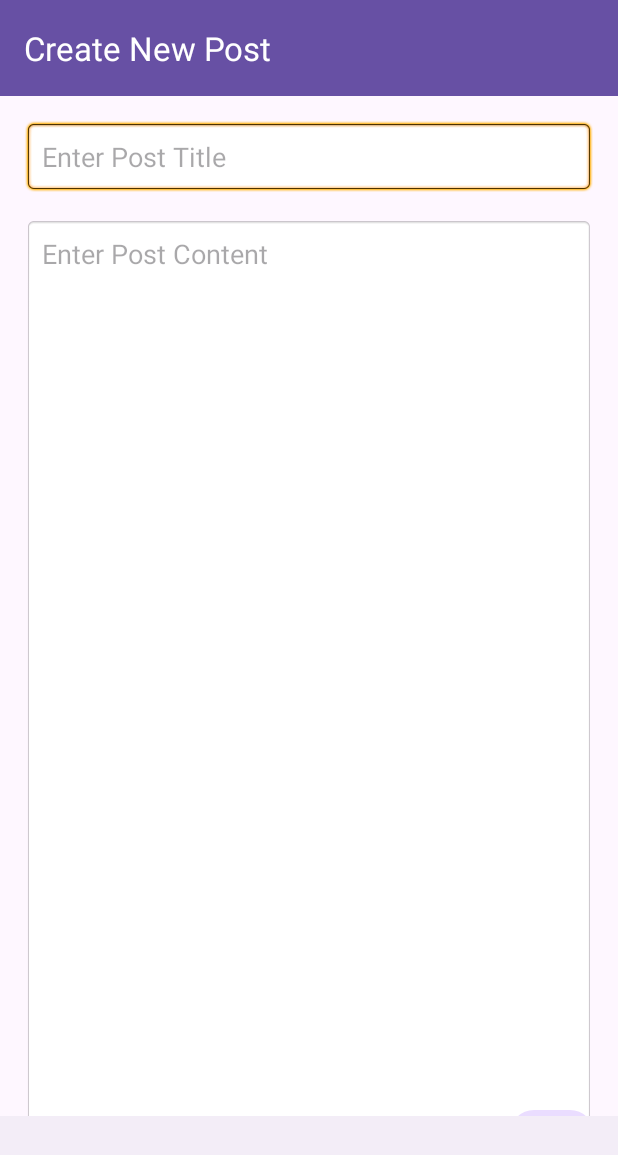
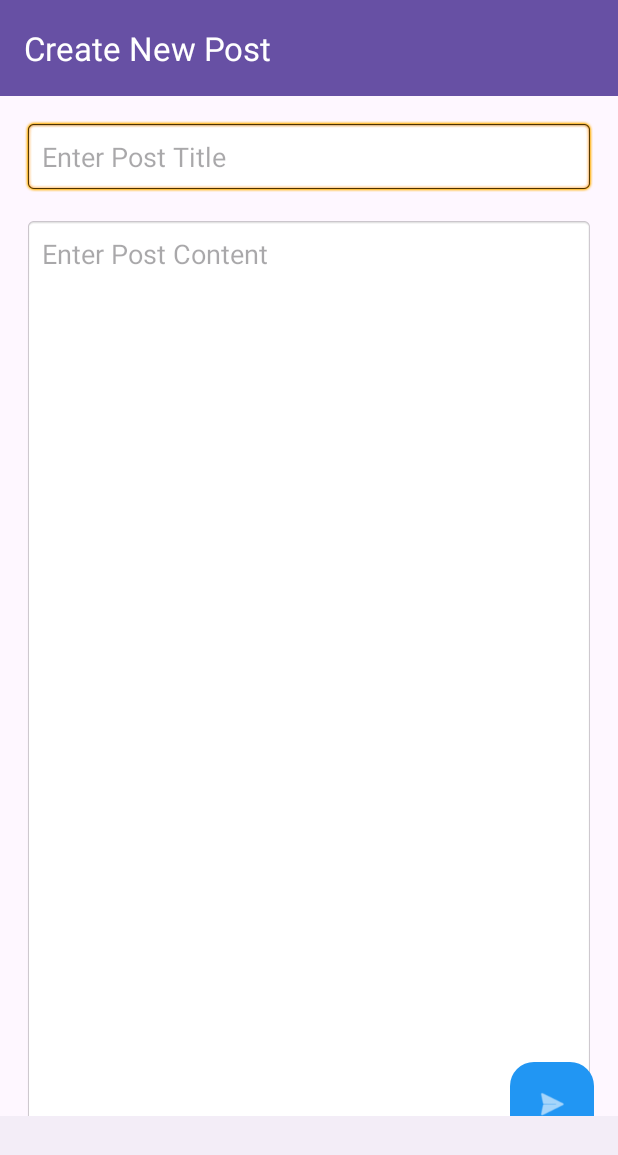
Before and after one commit to TrevorChLiu/LearnLeague, an Android app: the layout activity_new_post.xml on its own in the app's theme, with its tools: preview values and no code run, on a phone screen of 412 x 824 dp. Shown: the top 1155 px of the screen. Run offline under Robolectric (Android 15) with nearby library versions, the phone set to English and light mode, and no system bars.

Commit message:
commit again

```diff
--- a/LearnLeague/app/src/main/java/edu/cuhk/csci3310/learnleague/ApiClient.java
+++ b/LearnLeague/app/src/main/java/edu/cuhk/csci3310/learnleague/ApiClient.java
@@ -17,7 +17,8 @@ import edu.cuhk.csci3310.learnleague.models.User;
  */
 public class ApiClient {
     // remote server's address
-    private static final String BASE_URL = "http://10.0.2.2:5000";
+    private static final String BASE_URL = "http://10.0.2.2:3000";
+    // private static final String BASE_URL = "http://10.0.2.2:3000";
     private static final OkHttpClient client = new OkHttpClient();
     private static final MediaType JSON = MediaType.get("application/json; charset=utf-8");
 
@@ -444,7 +445,6 @@ public class ApiClient {
                         post.setLikedByCurrentUser(jsonPost.getBoolean("isLikedByCurrentUser"));
                         posts.add(post);
                     }
-
                     callback.onSuccess(posts);
                 } catch (Exception e) {
                     callback.onError(e);
--- a/LearnLeague/app/src/main/java/edu/cuhk/csci3310/learnleague/adapters/PostAdapter.java
+++ b/LearnLeague/app/src/main/java/edu/cuhk/csci3310/learnleague/adapters/PostAdapter.java
@@ -25,6 +25,7 @@ import edu.cuhk.csci3310.learnleague.R;
 import edu.cuhk.csci3310.learnleague.UserProfileActivity;
 import edu.cuhk.csci3310.learnleague.models.Post;
 
+import android.widget.ImageButton;
 public class PostAdapter extends RecyclerView.Adapter<PostAdapter.PostViewHolder> {
 
     private Context context;
@@ -145,7 +146,8 @@ public class PostAdapter extends RecyclerView.Adapter<PostAdapter.PostViewHolder
     public static class PostViewHolder extends RecyclerView.ViewHolder {
         CircleImageView userAvatar;
         TextView userName, postTime, postTitle, postContent;
-        Button likeButton, commentButton, viewProfileButton;
+        Button likeButton, commentButton;  // 这两个是正常的Button
+        ImageButton viewProfileButton;     // 这个是ImageButton
 
         public PostViewHolder(@NonNull View itemView) {
             super(itemView);
--- a/LearnLeague/app/src/main/res/layout/activity_new_post.xml
+++ b/LearnLeague/app/src/main/res/layout/activity_new_post.xml
@@ -47,16 +47,23 @@
         android:id="@+id/submit_button"
         android:layout_width="wrap_content"
         android:layout_height="wrap_content"
-        android:layout_margin="16dp"
+        android:layout_margin="48dp"
         android:src="@android:drawable/ic_menu_send"
         android:contentDescription="@string/submit_post"
         app:layout_anchor="@id/bottom_appbar"
-        app:layout_anchorGravity="center|end"/>
+        app:layout_anchorGravity="center|end"
+        app:backgroundTint="#2196F3"
+        app:tint="@android:color/white"
+        app:fabSize="normal"
+        app:borderWidth="0dp"
+        app:elevation="48dp"/>
+
     <com.google.android.material.bottomappbar.BottomAppBar
         android:id="@+id/bottom_appbar"
         android:layout_width="match_parent"
         android:layout_height="wrap_content"
         android:layout_gravity="bottom"
         app:fabAlignmentMode="end"
-        app:hideOnScroll="true"/>
+        app:hideOnScroll="true"
+        app:fabCradleMargin="8dp"/>
 </androidx.coordinatorlayout.widget.CoordinatorLayout>
```
Also changed, not shown: LearnLeague/app/src/main/AndroidManifest.xml (+15 -0 lines).
